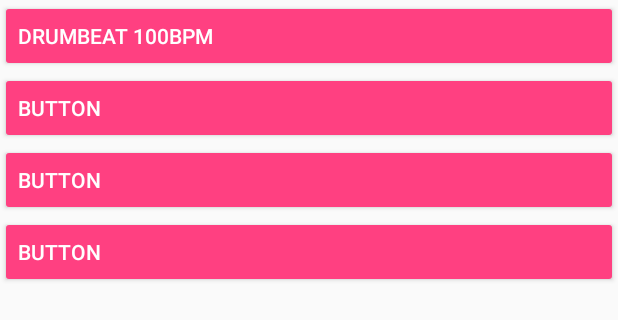
After one commit to AndersKlint/Android_Fx_Recorder, an Android app: the layout browse_samples.xml on its own in the app's theme, with its tools: preview values and no code run, on a phone screen of 412 x 824 dp. The commit adds this screen. Shown: the top 320 px of the screen. Run offline under Robolectric (Android 15) with nearby library versions, the phone set to English and light mode, and no system bars.

```diff
--- a/app/build.gradle
+++ b/app/build.gradle
@@ -39,4 +39,5 @@ dependencies {
     androidTestImplementation 'com.android.support.test.espresso:espresso-core:3.0.1'
     implementation 'com.google.android.gms:play-services-ads:11.8.0'
     compile 'com.google.android.exoplayer:exoplayer-core:2.6.1'
+    implementation 'com.android.support:cardview-v7:26.1.0'
 }
--- /dev/null
+++ b/app/src/main/res/layout/browse_samples.xml
@@ -0,0 +1,60 @@
+<?xml version="1.0" encoding="utf-8"?>
+<android.support.constraint.ConstraintLayout
+    xmlns:android="http://schemas.android.com/apk/res/android"
+    xmlns:app="http://schemas.android.com/apk/res-auto"
+    xmlns:tools="http://schemas.android.com/tools"
+    android:layout_width="match_parent"
+    android:layout_height="match_parent">
+
+    <Button
+        android:id="@+id/samples_button"
+        style="@style/Widget.AppCompat.Button.Colored"
+        android:layout_width="0dp"
+        android:layout_height="wrap_content"
+        android:text="Drumbeat 100bpm"
+        android:textAlignment="textStart"
+        app:layout_constraintEnd_toEndOf="parent"
+        app:layout_constraintStart_toStartOf="parent" />
+
+    <Button
+        android:id="@+id/samples_button4"
+        style="@style/Widget.AppCompat.Button.Colored"
+        android:layout_width="0dp"
+        android:layout_height="wrap_content"
+        android:text="Button"
+        android:textAlignment="textStart"
+        app:layout_constraintEnd_toEndOf="parent"
+        app:layout_constraintHorizontal_bias="0.0"
+        app:layout_constraintLeft_toLeftOf="parent"
+        app:layout_constraintRight_toRightOf="parent"
+        app:layout_constraintStart_toStartOf="parent"
+        app:layout_constraintTop_toBottomOf="@+id/samples_button3" />
+
+    <Button
+        android:id="@+id/samples_button3"
+        style="@style/Widget.AppCompat.Button.Colored"
+        android:layout_width="0dp"
+        android:layout_height="wrap_content"
+        android:text="Button"
+        android:textAlignment="textStart"
+        app:layout_constraintEnd_toEndOf="parent"
+        app:layout_constraintHorizontal_bias="0.0"
+        app:layout_constraintLeft_toLeftOf="parent"
+        app:layout_constraintRight_toRightOf="parent"
+        app:layout_constraintStart_toStartOf="parent"
+        app:layout_constraintTop_toBottomOf="@+id/samples_button2" />
+
+    <Button
+        android:id="@+id/samples_button2"
+        style="@style/Widget.AppCompat.Button.Colored"
+        android:layout_width="0dp"
+        android:layout_height="wrap_content"
+        android:text="Button"
+        android:textAlignment="textStart"
+        app:layout_constraintEnd_toEndOf="parent"
+        app:layout_constraintHorizontal_bias="0.0"
+        app:layout_constraintLeft_toLeftOf="parent"
+        app:layout_constraintRight_toRightOf="parent"
+        app:layout_constraintStart_toStartOf="parent"
+        app:layout_constraintTop_toBottomOf="@+id/samples_button" />
+</android.support.constraint.ConstraintLayout>
```
Also changed, not shown: app/src/main/java/com/example/anders/wellactually/MainActivity.java (+30 -3 lines), app/src/main/java/com/example/anders/wellactually/RecordingsViewAdapter.java (added, +62 -0 lines), app/src/main/res/layout/activity_main.xml (+14 -2 lines), app/src/main/res/layout/recording_item.xml (added, +33 -0 lines).
